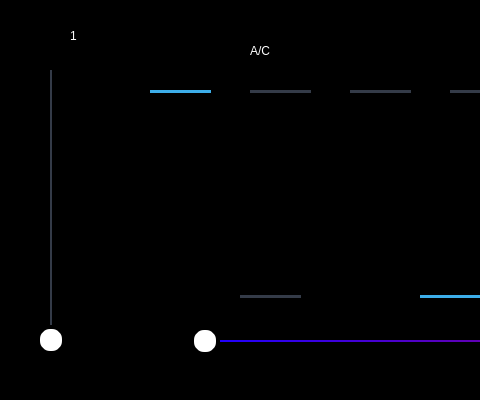
This is Climate/coolUI.ui in walked22/Stacy as Qt 5 draws it before an edit; both pictures show x 0 to 480 and y 0 to 400 of the 1280 by 400 pixel window. The edited form follows.
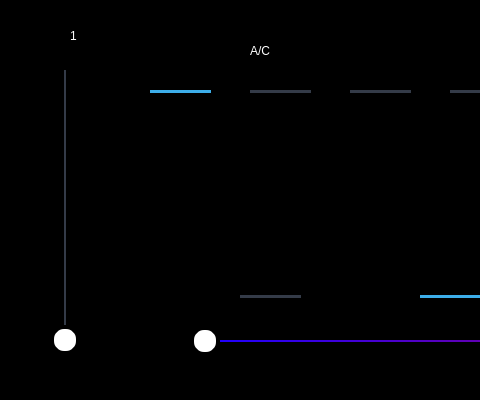
This is the edited form. Icons and pictures are not drawn.

Commit message: expand slider size

```diff
--- a/Climate/coolUI.ui
+++ b/Climate/coolUI.ui
@@ -32,9 +32,9 @@
    <widget class="QSlider" name="fanSlider">
     <property name="geometry">
      <rect>
-      <x>40</x>
+      <x>30</x>
       <y>70</y>
-      <width>22</width>
+      <width>71</width>
       <height>285</height>
      </rect>
     </property>
```
Left out of the diff: 2 changed lines with no effect on the pictures.
